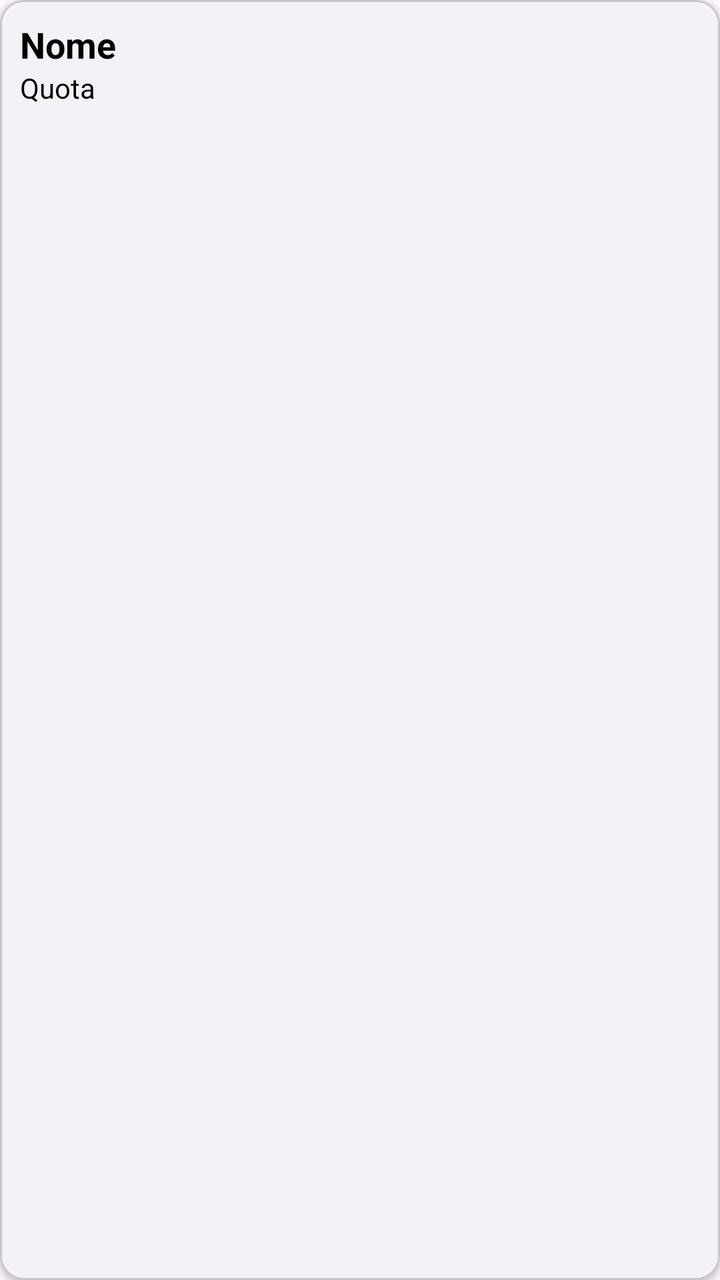
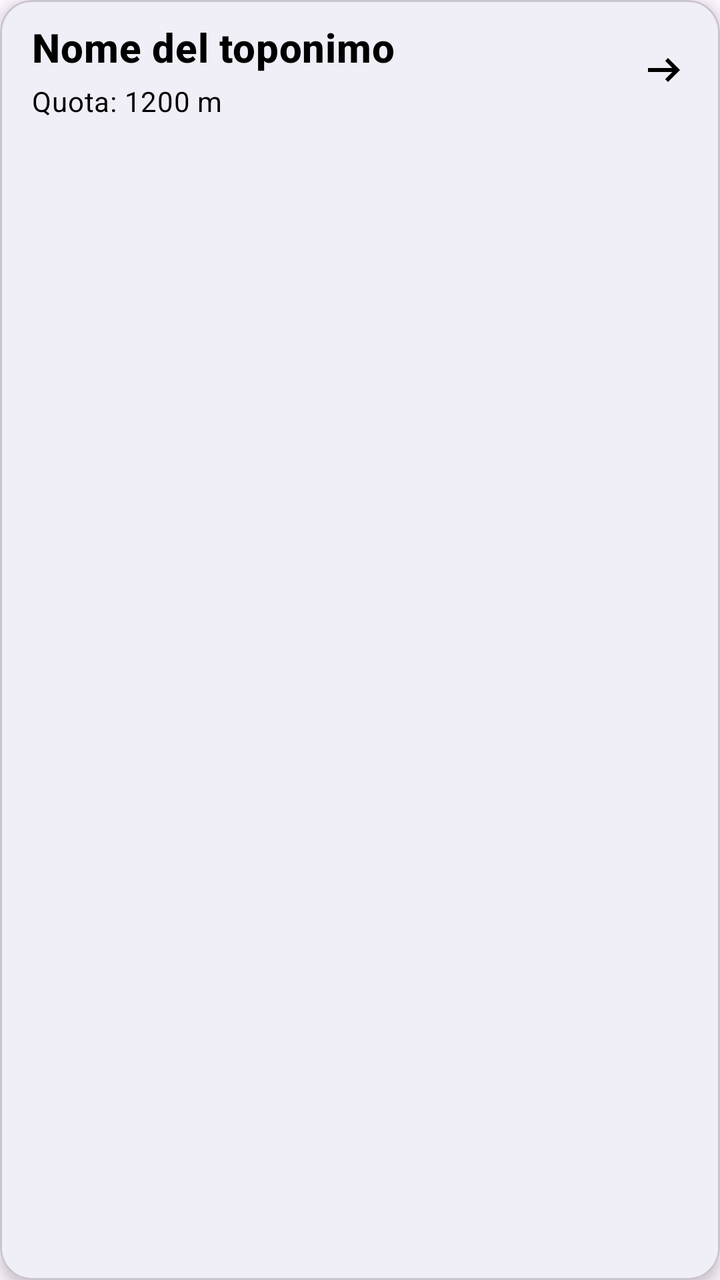

Screens rendered from an Android XML layout before and after an edit, with the pre-edit source and the edit as a unified diff.
<!-- AndroidManifest.xml: application theme Theme.Toponomasticastenicoapp -->
<!-- res/layout/item_neighbor.xml -->
<?xml version="1.0" encoding="utf-8"?>

<com.google.android.material.card.MaterialCardView
    xmlns:android="http://schemas.android.com/apk/res/android"
    xmlns:app="http://schemas.android.com/apk/res-auto"
    android:id="@+id/root"
    android:layout_width="match_parent"
    android:layout_height="wrap_content"
    android:layout_marginVertical="4dp"
    android:layout_marginHorizontal="0dp"
    android:padding="0dp"
    app:cardCornerRadius="12dp"
    app:cardElevation="2dp">

    <LinearLayout
        android:layout_width="match_parent"
        android:layout_height="wrap_content"
        android:orientation="vertical"
        android:padding="10dp">

        <TextView
            android:id="@+id/neighborNameTextView"
            android:layout_width="match_parent"
            android:layout_height="wrap_content"
            android:text="Nome"
            android:textColor="?attr/colorOnSurface"
            android:textSize="18sp"
            android:textStyle="bold" />

        <TextView
            android:id="@+id/neighborInfoTextView"
            android:layout_width="match_parent"
            android:layout_height="wrap_content"
            android:text="Quota"
            android:textColor="?attr/colorOnSurface"
            android:textSize="14sp" />
    </LinearLayout>
</com.google.android.material.card.MaterialCardView>
<!-- resources referenced by this layout -->
<resources>
  <style name="Theme.Toponomasticastenicoapp" parent="Base.Theme.Toponomasticastenicoapp" />
  <style name="Base.Theme.Toponomasticastenicoapp" parent="Theme.Material3.DayNight.NoActionBar">
          
  
          <item name="colorSurface">@color/white</item>
          <item name="colorOnSurface">@color/black</item>
      </style>
  <color name="white">#FFFFFFFF</color>
  <color name="black">#FF000000</color>
</resources>

<!-- the commit's change to res/layout/item_neighbor.xml (unified diff, before → after) -->
@@ -6,33 +6,59 @@
     android:id="@+id/root"
     android:layout_width="match_parent"
     android:layout_height="wrap_content"
-    android:layout_marginVertical="4dp"
-    android:layout_marginHorizontal="0dp"
-    android:padding="0dp"
-    app:cardCornerRadius="12dp"
-    app:cardElevation="2dp">
+    android:layout_marginVertical="6dp"
+    android:layout_marginHorizontal="8dp"
+    android:clickable="true"
+    android:focusable="true"
+    android:foreground="?attr/selectableItemBackground"
+    app:cardCornerRadius="16dp"
+    app:cardElevation="4dp">
 
-    <LinearLayout
+    <androidx.constraintlayout.widget.ConstraintLayout
         android:layout_width="match_parent"
         android:layout_height="wrap_content"
-        android:orientation="vertical"
-        android:padding="10dp">
+        android:paddingHorizontal="16dp"
+        android:paddingVertical="10dp">
 
-        <TextView
-            android:id="@+id/neighborNameTextView"
-            android:layout_width="match_parent"
+        <LinearLayout
+            android:id="@+id/textContainer"
+            android:layout_width="0dp"
             android:layout_height="wrap_content"
-            android:text="Nome"
-            android:textColor="?attr/colorOnSurface"
-            android:textSize="18sp"
-            android:textStyle="bold" />
+            android:orientation="vertical"
+            app:layout_constraintStart_toStartOf="parent"
+            app:layout_constraintEnd_toStartOf="@+id/arrowIcon"
+            app:layout_constraintTop_toTopOf="parent"
+            app:layout_constraintBottom_toBottomOf="parent"
+            android:layout_marginEnd="8dp">
 
-        <TextView
-            android:id="@+id/neighborInfoTextView"
-            android:layout_width="match_parent"
-            android:layout_height="wrap_content"
-            android:text="Quota"
-            android:textColor="?attr/colorOnSurface"
-            android:textSize="14sp" />
-    </LinearLayout>
+            <TextView
+                android:id="@+id/neighborNameTextView"
+                android:layout_width="wrap_content"
+                android:layout_height="wrap_content"
+                android:text="Nome del toponimo"
+                android:textAppearance="?attr/textAppearanceHeadline6"
+                android:textColor="?attr/colorOnSurface"
+                android:textStyle="bold" />
+
+            <TextView
+                android:id="@+id/neighborInfoTextView"
+                android:layout_width="wrap_content"
+                android:layout_height="wrap_content"
+                android:text="Quota: 1200 m"
+                android:textAppearance="?attr/textAppearanceBody2"
+                android:textColor="?attr/colorOnSurface"
+                android:layout_marginTop="4dp" />
+        </LinearLayout>
+
+        <ImageView
+            android:id="@+id/arrowIcon"
+            android:layout_width="24dp"
+            android:layout_height="24dp"
+            android:src="@drawable/ic_arrow_right"
+            android:contentDescription="Vedi Dettagli"
+            app:tint="?attr/colorOnSurface"
+            app:layout_constraintEnd_toEndOf="parent"
+            app:layout_constraintTop_toTopOf="parent"
+            app:layout_constraintBottom_toBottomOf="parent" />
+    </androidx.constraintlayout.widget.ConstraintLayout>
 </com.google.android.material.card.MaterialCardView>
<!-- resource entries referenced after the edit -->
@@ -1,5 +1,15 @@
 <!-- resources referenced by this layout -->
 <resources>
+  <!-- drawable ic_arrow_right (drawable) -->
+  <vector xmlns:android="http://schemas.android.com/apk/res/android"
+      android:width="24dp"
+      android:height="24dp"
+      android:viewportWidth="960"
+      android:viewportHeight="960">
+    <path
+        android:pathData="m560,720 l-56,-58 142,-142L160,520v-80h486L504,298l56,-58 240,240 -240,240Z"
+        android:fillColor="#1f1f1f"/>
+  </vector>
   <style name="Theme.Toponomasticastenicoapp" parent="Base.Theme.Toponomasticastenicoapp" />
   <style name="Base.Theme.Toponomasticastenicoapp" parent="Theme.Material3.DayNight.NoActionBar">
           
